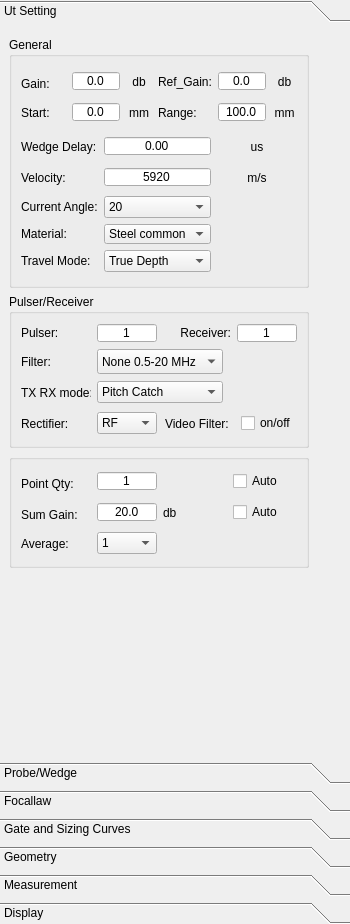
Qt form phascan_view/ui/DopplerGroupTab.ui (qinxingying/hello-word) before a commit.
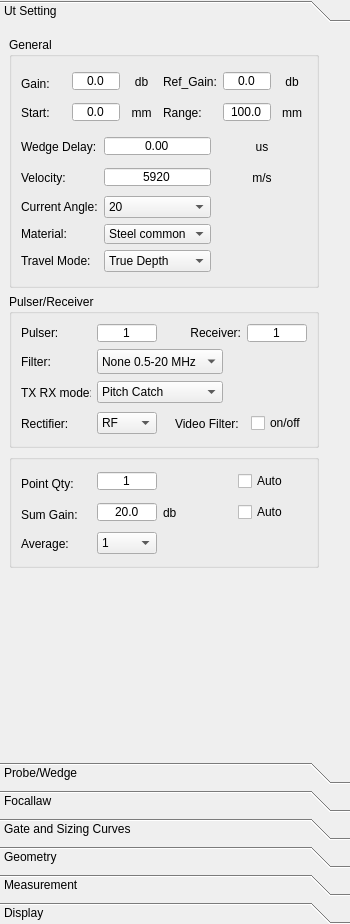
The same form after that commit. The open tabs and pages were chosen to show the change. Icons and pictures are not drawn. Custom widgets are drawn as their Qt base class.

Commit message: Fixed：解决初始化材料(普通钢)中文字乱码的问题

Patch:
```diff
--- a/phascan_view/ui/DopplerGroupTab.ui
+++ b/phascan_view/ui/DopplerGroupTab.ui
@@ -159,7 +159,7 @@
              </property>
              <property name="maximumSize">
               <size>
-               <width>300</width>
+               <width>310</width>
                <height>16777215</height>
               </size>
              </property>
@@ -722,7 +722,7 @@
             <widget class="QGroupBox" name="BoxPulserReceiver">
              <property name="maximumSize">
               <size>
-               <width>300</width>
+               <width>310</width>
                <height>16777215</height>
               </size>
              </property>
@@ -1130,7 +1130,7 @@
             <widget class="QGroupBox" name="groupBox_2">
              <property name="maximumSize">
               <size>
-               <width>300</width>
+               <width>310</width>
                <height>16777215</height>
               </size>
              </property>
```
Left out of the diff: 2 changed lines with no effect on the pictures. The commit also changes 2 other files.
